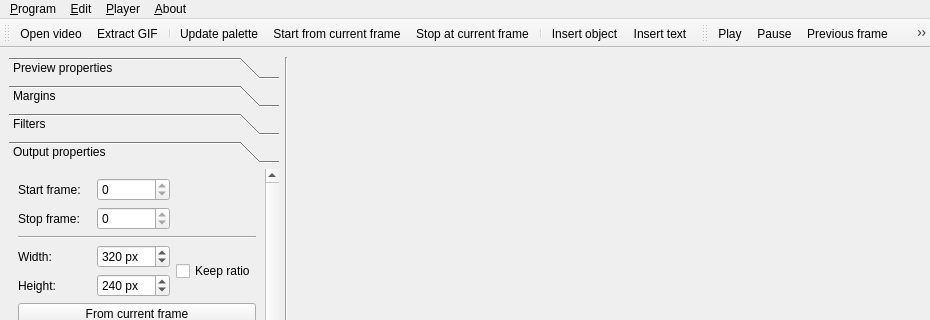
This is ui/mainwindow.ui in Apkawa/QGifer as Qt 5 draws it before an edit; both pictures show x 0 to 930 and y 0 to 320 of the 930 by 620 pixel window. The edited form follows.
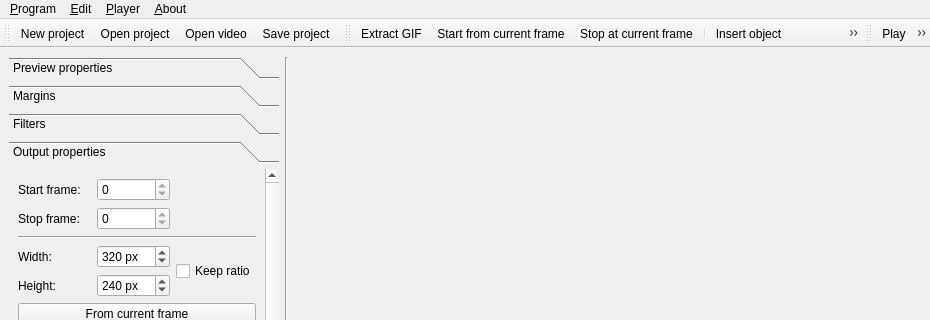
This is the edited form. Icons and pictures are not drawn. Custom widgets are drawn as their Qt base class.

Commit message: added project management

Diff of the .ui file:
```diff
--- a/ui/mainwindow.ui
+++ b/ui/mainwindow.ui
@@ -733,15 +733,37 @@
    <attribute name="toolBarBreak">
     <bool>false</bool>
    </attribute>
+   <addaction name="actionNewProject"/>
+   <addaction name="actionOpenProject"/>
    <addaction name="actionOpenVideo"/>
+   <addaction name="actionSaveProject"/>
+  </widget>
+  <widget class="QToolBar" name="gifToolBar">
+   <property name="windowTitle">
+    <string>toolBar</string>
+   </property>
+   <property name="iconSize">
+    <size>
+     <width>32</width>
+     <height>32</height>
+    </size>
+   </property>
+   <attribute name="toolBarArea">
+    <enum>TopToolBarArea</enum>
+   </attribute>
+   <attribute name="toolBarBreak">
+    <bool>false</bool>
+   </attribute>
    <addaction name="actionExtractGif"/>
-   <addaction name="separator"/>
-   <addaction name="actionUpdatePalette"/>
    <addaction name="actionSetAsStart"/>
    <addaction name="actionSetAsStop"/>
    <addaction name="separator"/>
    <addaction name="actionInsertObject"/>
    <addaction name="actionInsertText"/>
+   <addaction name="separator"/>
+   <addaction name="actionUpdatePalette"/>
+   <addaction name="actionOpenPalette"/>
+   <addaction name="actionSavePalette"/>
   </widget>
   <widget class="QToolBar" name="playerToolBar">
    <property name="windowTitle">
@@ -761,9 +783,9 @@
    </attribute>
    <addaction name="actionPlay"/>
    <addaction name="actionPause"/>
+   <addaction name="actionStop"/>
    <addaction name="actionPrevFrame"/>
    <addaction name="actionNextFrame"/>
-   <addaction name="actionStop"/>
   </widget>
   <action name="actionOpenVideo">
    <property name="icon">
@@ -1004,6 +1026,54 @@
     <string>Ctrl+T</string>
    </property>
   </action>
+  <action name="actionOpenProject">
+   <property name="icon">
+    <iconset resource="../res.qrc">
+     <normaloff>:/res/open.png</normaloff>:/res/open.png</iconset>
+   </property>
+   <property name="text">
+    <string>Open &amp;project...</string>
+   </property>
+   <property name="shortcut">
+    <string>Ctrl+Shift+O</string>
+   </property>
+  </action>
+  <action name="actionSaveProject">
+   <property name="icon">
+    <iconset resource="../res.qrc">
+     <normaloff>:/res/save.png</normaloff>:/res/save.png</iconset>
+   </property>
+   <property name="text">
+    <string>&amp;Save project</string>
+   </property>
+   <property name="shortcut">
+    <string>Ctrl+S</string>
+   </property>
+  </action>
+  <action name="actionSaveProjectAs">
+   <property name="icon">
+    <iconset resource="../res.qrc">
+     <normaloff>:/res/saveas.png</normaloff>:/res/saveas.png</iconset>
+   </property>
+   <property name="text">
+    <string>Save project &amp;as...</string>
+   </property>
+   <property name="shortcut">
+    <string>Ctrl+Shift+S</string>
+   </property>
+  </action>
+  <action name="actionNewProject">
+   <property name="icon">
+    <iconset resource="../res.qrc">
+     <normaloff>:/res/new.png</normaloff>:/res/new.png</iconset>
+   </property>
+   <property name="text">
+    <string>&amp;New project</string>
+   </property>
+   <property name="shortcut">
+    <string>Ctrl+N</string>
+   </property>
+  </action>
  </widget>
  <customwidgets>
   <customwidget>
```
Left out of the diff: 44 changed lines with no effect on the pictures. The commit also changes 11 other files.
